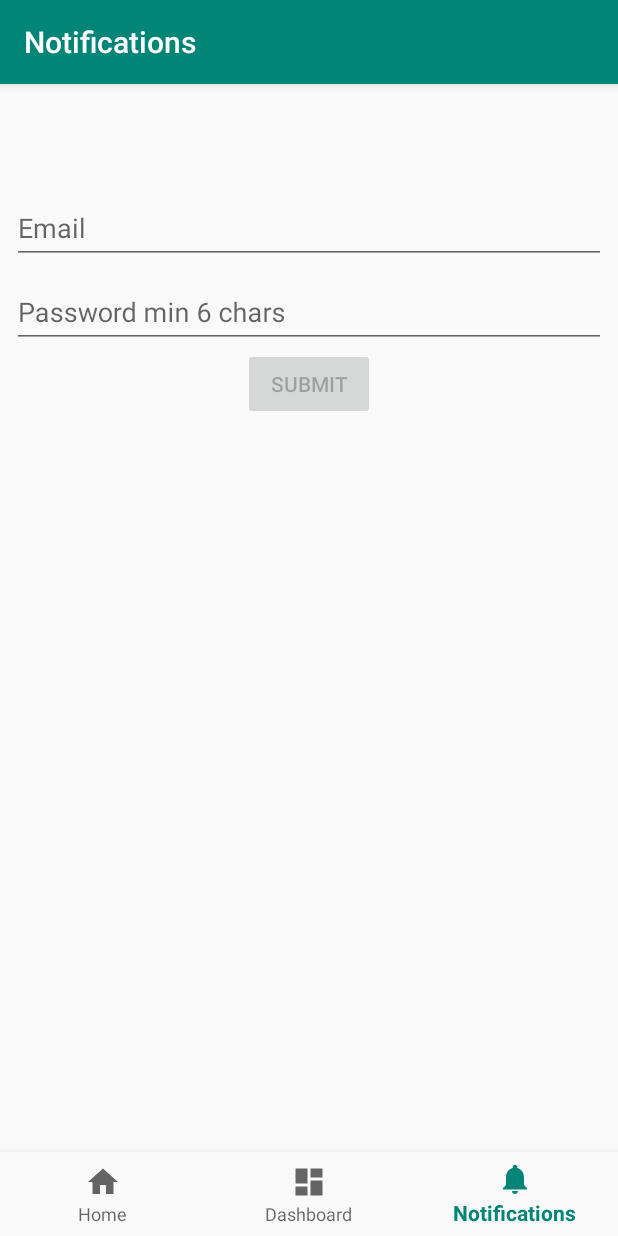
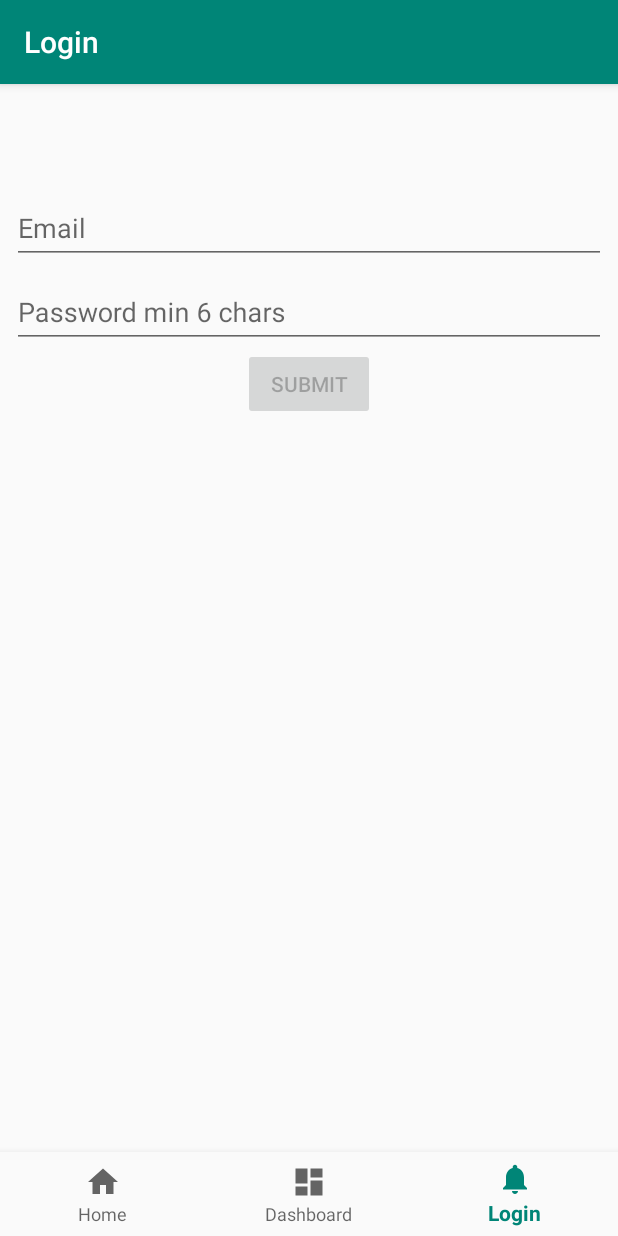
Before and after one commit to diegoojeda/android-academy-course, an Android app: the screen it shows after launch (MainActivity), item 3 of the bottom bar chosen, on a phone screen of 412 x 824 dp. Run offline under Robolectric (Android 15) with nearby library versions, the phone set to English and light mode, and no system bars; our stand-ins replace navigation-ui.

Commit message:
Changed navigation text to login

```diff
--- a/ui-testing/src/main/res/menu/bottom_nav_menu.xml
+++ b/ui-testing/src/main/res/menu/bottom_nav_menu.xml
@@ -14,6 +14,6 @@
     <item
         android:id="@+id/navigation_notifications"
         android:icon="@drawable/ic_notifications_black_24dp"
-        android:title="@string/title_notifications" />
+        android:title="@string/title_login" />
 
 </menu>
--- a/ui-testing/src/main/res/navigation/mobile_navigation.xml
+++ b/ui-testing/src/main/res/navigation/mobile_navigation.xml
@@ -20,6 +20,6 @@
     <fragment
         android:id="@+id/navigation_notifications"
         android:name="com.apiumhub.ui_testing.ui.notifications.LoginFragment"
-        android:label="@string/title_notifications"
+        android:label="@string/title_login"
         tools:layout="@layout/fragment_login" />
 </navigation>
--- a/ui-testing/src/main/res/values/strings.xml
+++ b/ui-testing/src/main/res/values/strings.xml
@@ -2,5 +2,5 @@
     <string name="app_name">UI-Testing</string>
     <string name="title_home">Home</string>
     <string name="title_dashboard">Dashboard</string>
-    <string name="title_notifications">Notifications</string>
+    <string name="title_login">Login</string>
 </resources>
```
